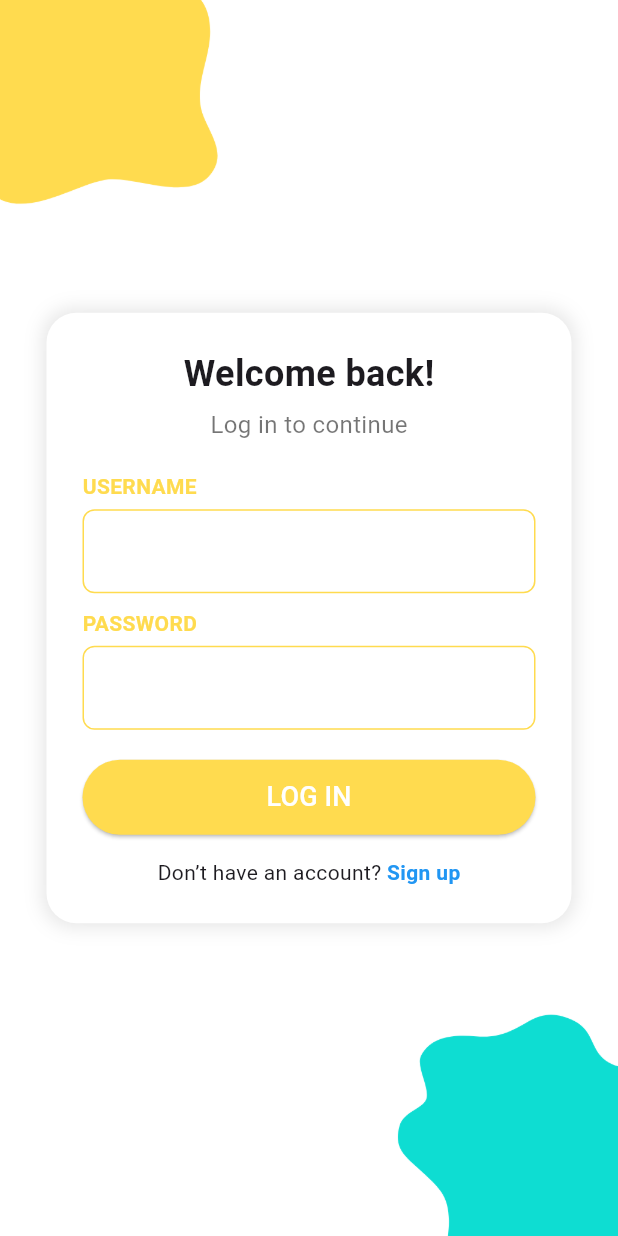
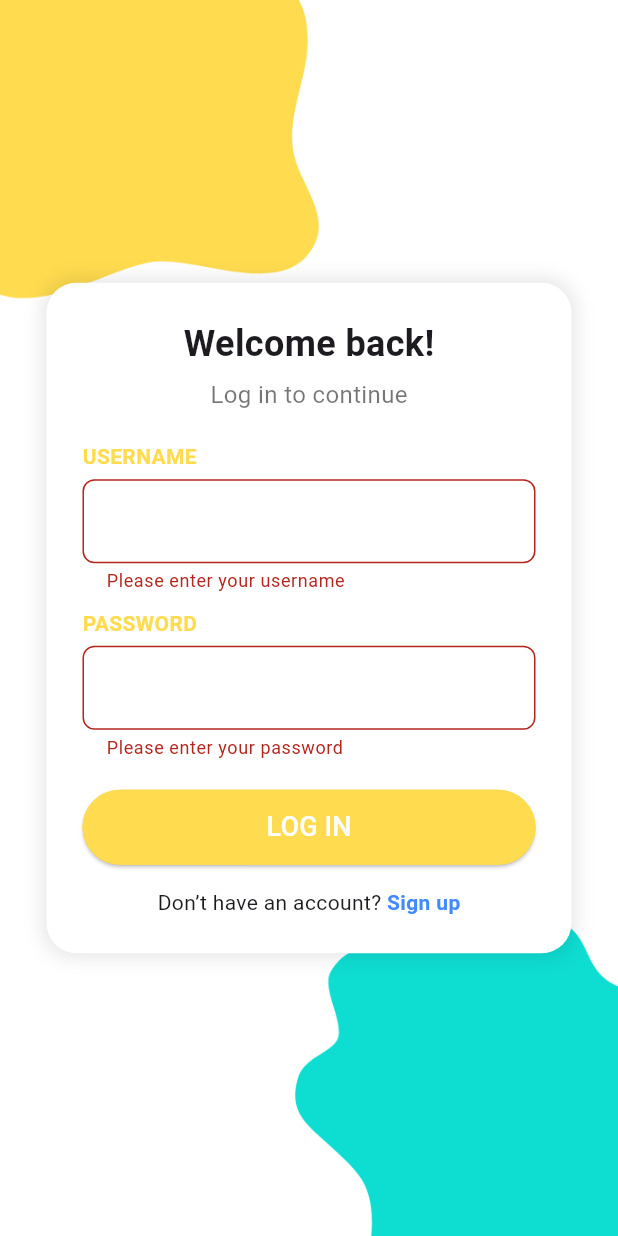
Before and after one commit to buzzaaaaar/recipe-app-mad, a Flutter app: the LoginPage screen opened directly, after a tap on "LOG IN", on a phone screen of 412 x 824 dp. Run offline on Flutter 3.47's test engine with Material 3 defaults, Android fonts, the phone set to English and light mode, and no system bars.

Commit message:
Update loginpage.dart

```diff
--- a/project_application_1/lib/loginpage.dart
+++ b/project_application_1/lib/loginpage.dart
@@ -16,8 +16,19 @@ class MyApp extends StatelessWidget {
   }
 }
 
-class LoginPage extends StatelessWidget {
+class LoginPage extends StatefulWidget {
   const LoginPage({super.key});
+
+  @override
+  LoginPageState createState() => LoginPageState();
+}
+
+class LoginPageState extends State<LoginPage> {
+  final _usernameController = TextEditingController();
+  final _passwordController = TextEditingController();
+  final _formKey = GlobalKey<FormState>();
+  bool _isButtonPressed = false;
+  bool _isSignUpLinkPressed = false;
 
   @override
   Widget build(BuildContext context) {
@@ -27,14 +38,14 @@ class LoginPage extends StatelessWidget {
         children: [
           // Background Images
           Positioned(
-            top: -50,
-            left: -50,
-            child: Image.asset('assets/topshape.png', width: 200),
+            top: -80,
+            left: -80,
+            child: Image.asset('assets/topshape.png', width: 300),
           ),
           Positioned(
-            bottom: -50,
-            right: -50,
-            child: Image.asset('assets/bottomshape.png', width: 200),
+            bottom: -80,
+            right: -80,
+            child: Image.asset('assets/bottomshape.png', width: 300),
           ),
 
           // Login Box
@@ -53,6 +64,8 @@ class LoginPage extends StatelessWidget {
                   ),
                 ],
               ),
+              child: Form(
+                key: _formKey,
                 child: Column(
                   mainAxisSize: MainAxisSize.min,
                   children: [
@@ -68,28 +81,66 @@ class LoginPage extends StatelessWidget {
                     const SizedBox(height: 20),
 
                     // Username Field
-                  _buildTextField(label: "USERNAME"),
+                    _buildTextField(
+                      controller: _usernameController,
+                      label: "USERNAME",
+                      maxLength: 20,
+                      validator: (value) {
+                        if (value == null || value.isEmpty) {
+                          return 'Please enter your username';
+                        }
+                        return null;
+                      },
+                    ),
 
                     const SizedBox(height: 10),
 
                     // Password Field
-                  _buildTextField(label: "PASSWORD", isPassword: true),
+                    _buildTextField(
+                      controller: _passwordController,
+                      label: "PASSWORD",
+                      isPassword: true,
+                      maxLength: 20,
+                      validator: (value) {
+                        if (value == null || value.isEmpty) {
+                          return 'Please enter your password';
+                        }
+                        return null;
+                      },
+                    ),
 
                     const SizedBox(height: 20),
 
                     // Login Button
                     ElevatedButton(
-                    onPressed: () {},
+                      onPressed: () {
+                        if (_formKey.currentState!.validate()) {
+                          setState(() {
+                            _isButtonPressed = true;
+                          });
+                          // Simulate a login action (e.g., navigate to another page)
+                          Future.delayed(const Duration(seconds: 1), () {
+                            // Add navigation code here (e.g., Navigator.push)
+                            setState(() {
+                              _isButtonPressed = false; // Reset button state after action
+                            });
+                          });
+                        }
+                      },
                       style: ElevatedButton.styleFrom(
-                      backgroundColor: const Color(0xFFFFDB4F),
+                        backgroundColor: _isButtonPressed ? Colors.white : const Color(0xFFFFDB4F),
+                        side: BorderSide(color: const Color(0xFFFFDB4F), width: 2),
                         minimumSize: const Size(double.infinity, 50),
                         shape: RoundedRectangleBorder(
                           borderRadius: BorderRadius.circular(30),
                         ),
                       ),
-                    child: const Text(
-                      "LOG IN",
-                      style: TextStyle(color: Colors.white, fontSize: 18),
+                      child: Text(
+                        _isButtonPressed ? "Logging In..." : "LOG IN",
+                        style: TextStyle(
+                          color: _isButtonPressed ? const Color(0xFFFFDB4F) : Colors.white,
+                          fontSize: 18,
+                        ),
                       ),
                     ),
 
@@ -102,13 +153,23 @@ class LoginPage extends StatelessWidget {
                         const Text("Don’t have an account? "),
                         GestureDetector(
                           onTap: () {
-                          // Navigate to Sign-up page
+                            setState(() {
+                              _isSignUpLinkPressed = true;
+                            });
+                            // Simulate navigation to sign-up page
+                            Future.delayed(const Duration(seconds: 1), () {
+                              // Add navigation code here (e.g., Navigator.push)
+                              setState(() {
+                                _isSignUpLinkPressed = false; // Reset link state after action
+                              });
+                            });
                           },
-                        child: const Text(
+                          child: Text(
                             "Sign up",
                             style: TextStyle(
-                            color: Colors.blue,
+                              color: _isSignUpLinkPressed ? Colors.blue : Colors.blueAccent,
                               fontWeight: FontWeight.bold,
+                              decoration: _isSignUpLinkPressed ? TextDecoration.underline : TextDecoration.none,
                             ),
                           ),
                         ),
@@ -118,13 +179,20 @@ class LoginPage extends StatelessWidget {
                 ),
               ),
             ),
+          ),
         ],
       ),
     );
   }
 
   // Custom Input Field Widget
-  static Widget _buildTextField({required String label, bool isPassword = false}) {
+  static Widget _buildTextField({
+    required TextEditingController controller,
+    required String label,
+    bool isPassword = false,
+    int? maxLength,
+    String? Function(String?)? validator,
+  }) {
     return Column(
       crossAxisAlignment: CrossAxisAlignment.start,
       children: [
@@ -136,9 +204,13 @@ class LoginPage extends StatelessWidget {
           ),
         ),
         const SizedBox(height: 5),
-        TextField(
+        TextFormField(
+          controller: controller,
           obscureText: isPassword,
+          maxLength: maxLength,
+          validator: validator,
           decoration: InputDecoration(
+            counterText: '', // Hide the character count
             border: OutlineInputBorder(
               borderRadius: BorderRadius.circular(8),
               borderSide: const BorderSide(color: Color(0xFFFFDB4F)),
```
Lines whose indentation alone changed are shown as unchanged.
